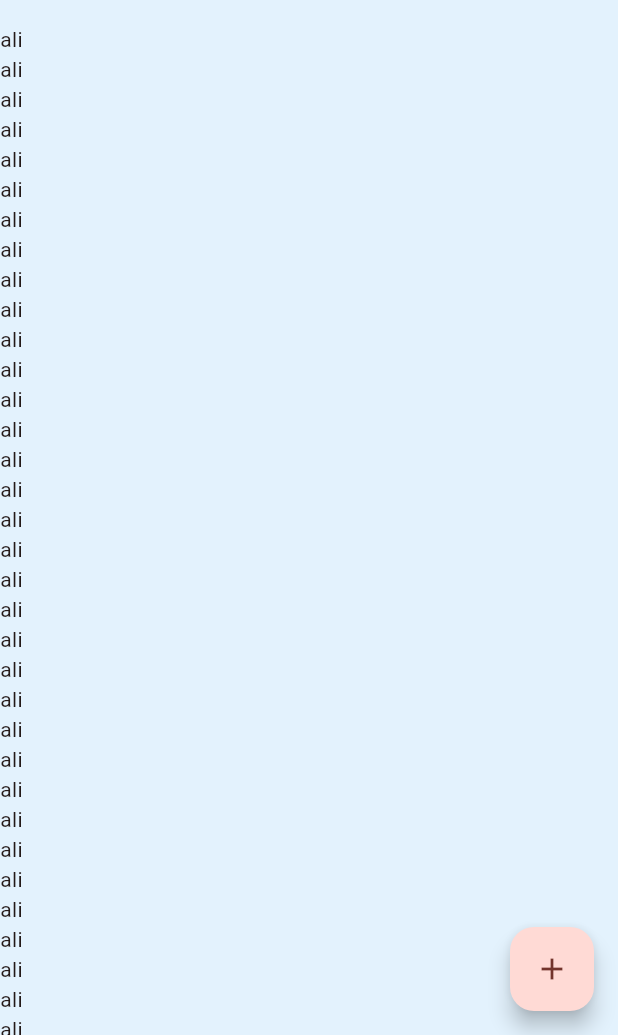
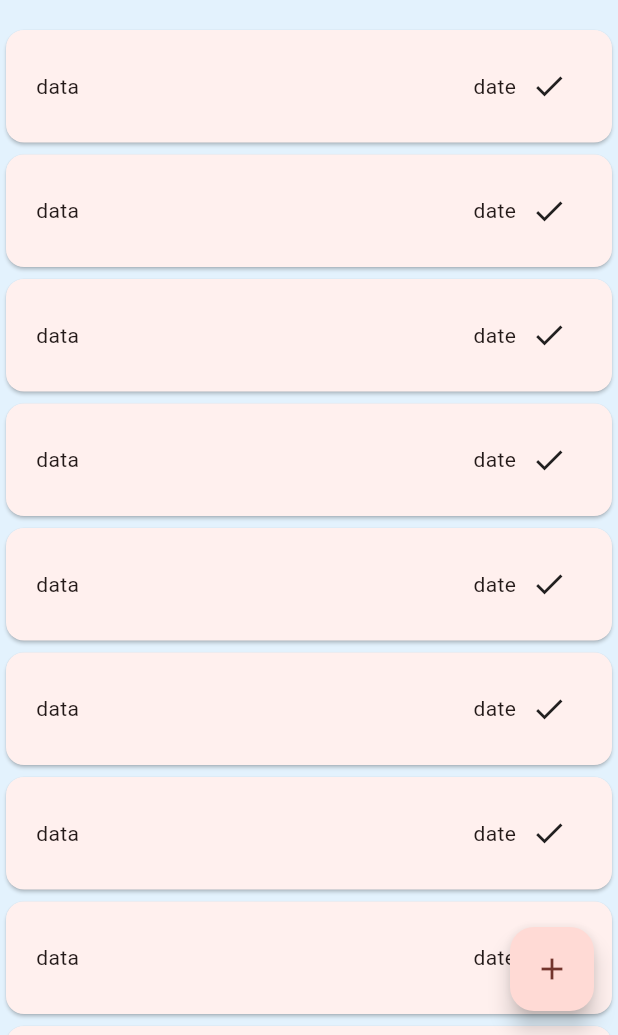
Before and after one commit to aliosmansahin/flutter-todolist, a Flutter app: the screen it shows after launch, on a phone screen of 412 x 824 dp, the part 201-1236 px from its top. Run offline on Flutter 3.47's test engine with Material 3 defaults, Android fonts, the phone set to English and light mode, and no system bars.

Commit message:
TaskCard design
Signed-off-by: aliosmansahin <aliosmsahin01@gmail.com>

```diff
--- a/lib/main.dart
+++ b/lib/main.dart
@@ -4,11 +4,16 @@ Main entrypoint, runs "MyApp"
 
 */
 
-import 'dart:ffi';
-
+/*
+Imports
+*/
 import 'package:flutter/material.dart';
 
+/*
+Other Widget files
+*/
 part 'mainpage.dart';
+part 'taskcard.dart';
 
 void main() {
   runApp(const MyApp());
--- a/lib/mainpage.dart
+++ b/lib/mainpage.dart
@@ -48,7 +48,7 @@ class _MainPageState extends State<MainPage> {
           */
           SliverList.builder(
             itemBuilder: (context, index) {
-              return Text("ali");
+              return TaskCard();
             },
             itemCount: 50,
           ),
--- /dev/null
+++ b/lib/taskcard.dart
@@ -0,0 +1,48 @@
+/*
+
+Card Widget of each task
+
+Created by Ali Osman ŞAHİN on 09/03/2025
+
+*/
+
+part of 'main.dart';
+
+class TaskCard extends StatefulWidget {
+  const TaskCard({super.key});
+
+  @override
+  State<TaskCard> createState() => _TaskCardState();
+}
+
+class _TaskCardState extends State<TaskCard> {
+  @override
+  Widget build(BuildContext context) {
+    return Card(
+      surfaceTintColor: Theme.of(context).cardTheme.surfaceTintColor,
+      child: SizedBox(
+        width: double.infinity,
+        height: 75,
+        child: Padding(
+          padding: EdgeInsetsGeometry.all(20),
+          child: Row(
+            mainAxisAlignment: MainAxisAlignment.spaceBetween,
+            children: [
+              Text("data"),
+              Row(
+                mainAxisAlignment: MainAxisAlignment.end,
+                children: [
+                  Text("date"),
+                  Padding(
+                    padding: EdgeInsetsGeometry.symmetric(horizontal: 10),
+                    child: Icon(Icons.done),
+                  ),
+                ],
+              ),
+            ],
+          ),
+        ),
+      ),
+    );
+  }
+}
```
